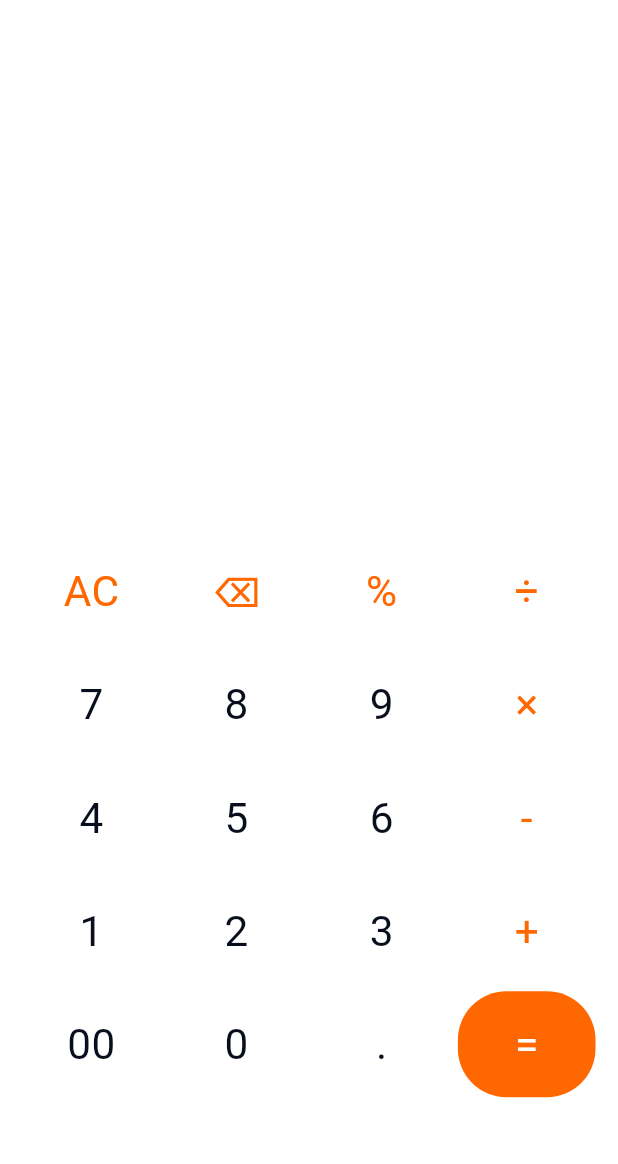
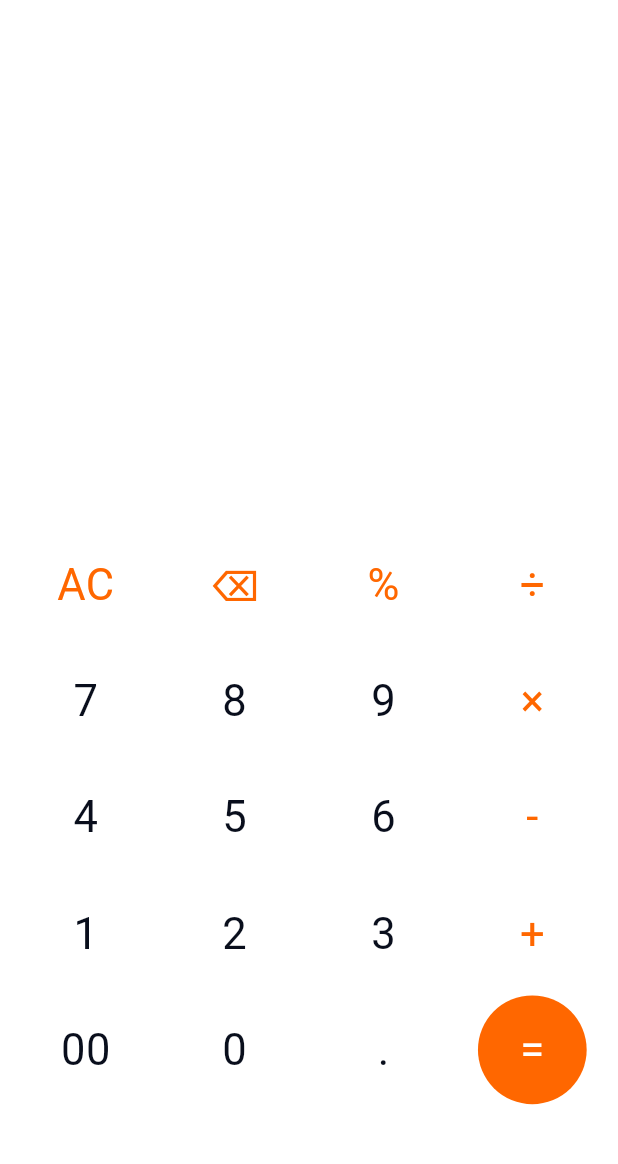
Before and after one commit to NadaAlaa1/YoungDevInterns_Flutter_Tasks, a Flutter app: the screen it shows after launch, on a phone screen of 412 x 824 dp, the part 63-1227 px from its top. Run offline on Flutter 3.47's test engine with Material 3 defaults, Android fonts, the light colour scheme and no system bars; our stand-ins replace hive, hive_flutter, math_expressions; accounts and stored records are empty.

Commit message:
finished calculator app

```diff
--- a/flutter_calculator/lib/imports.dart
+++ b/flutter_calculator/lib/imports.dart
@@ -43,7 +43,7 @@ class CalculatorButton extends StatelessWidget {
   Widget build(BuildContext context) {
     return LayoutBuilder(
       builder: (context, constraints) {
-        final buttonSize = constraints.maxWidth * 0.88; // Reduced size slightly
+        final buttonSize = constraints.maxWidth * 0.88;
         return Material(
           color: backgroundColor,
           child: InkWell(
@@ -54,8 +54,8 @@ class CalculatorButton extends StatelessWidget {
               width: buttonSize,
               height: buttonSize,
               decoration: isEqualSign
-                  ? BoxDecoration(
-                      borderRadius: BorderRadius.circular(buttonSize * 0.4),
+                  ? const BoxDecoration(
+                      shape: BoxShape.circle,
                       color: orangeColor,
                     )
                   : null,
@@ -63,7 +63,7 @@ class CalculatorButton extends StatelessWidget {
                 child: Text(
                   label,
                   style: TextStyle(
-                    fontSize: buttonSize * 0.35, // Slightly smaller font
+                    fontSize: buttonSize * 0.35,
                     color: isColored
                         ? orangeColor
                         : isEqualSign
--- a/flutter_calculator/lib/screens/calculator.dart
+++ b/flutter_calculator/lib/screens/calculator.dart
@@ -62,7 +62,7 @@ class Calculator extends StatelessWidget {
               color: backgroundColor,
               child: GridView.count(
                 physics: const NeverScrollableScrollPhysics(),
-                padding: const EdgeInsets.all(15.0),
+                padding: const EdgeInsets.only(left: 10, right: 10, top: 10),
                 crossAxisSpacing: 5.0,
                 childAspectRatio: 1.3,
                 mainAxisSpacing: 5.0,
```
Also changed, not shown: flutter_calculator/assets/demo.gif (added).
